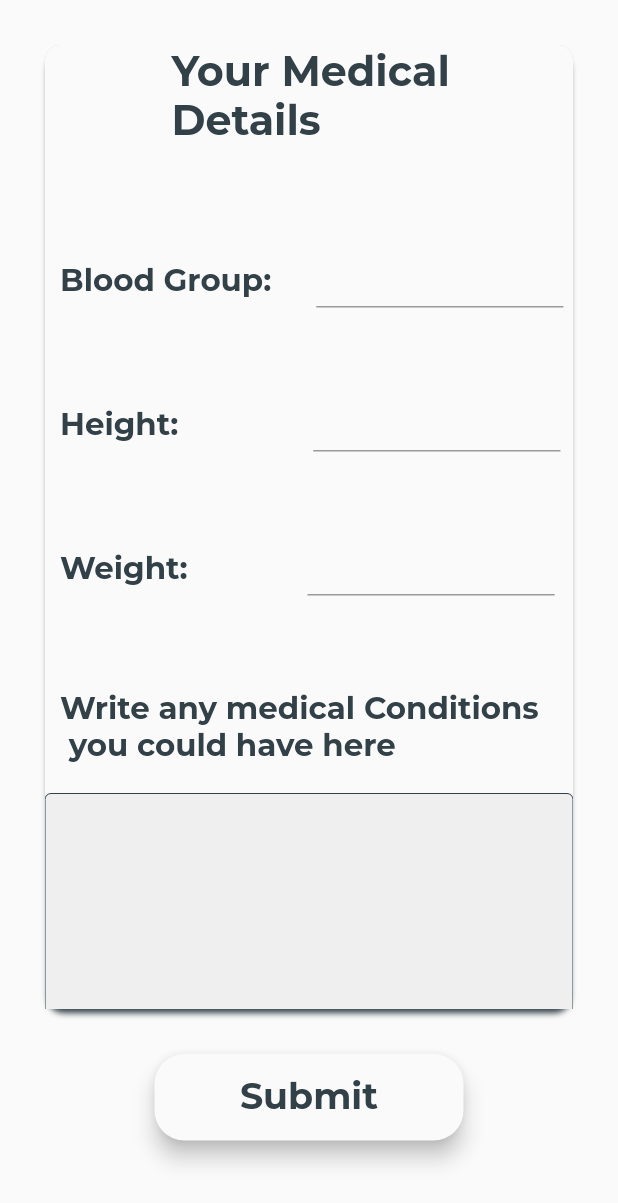
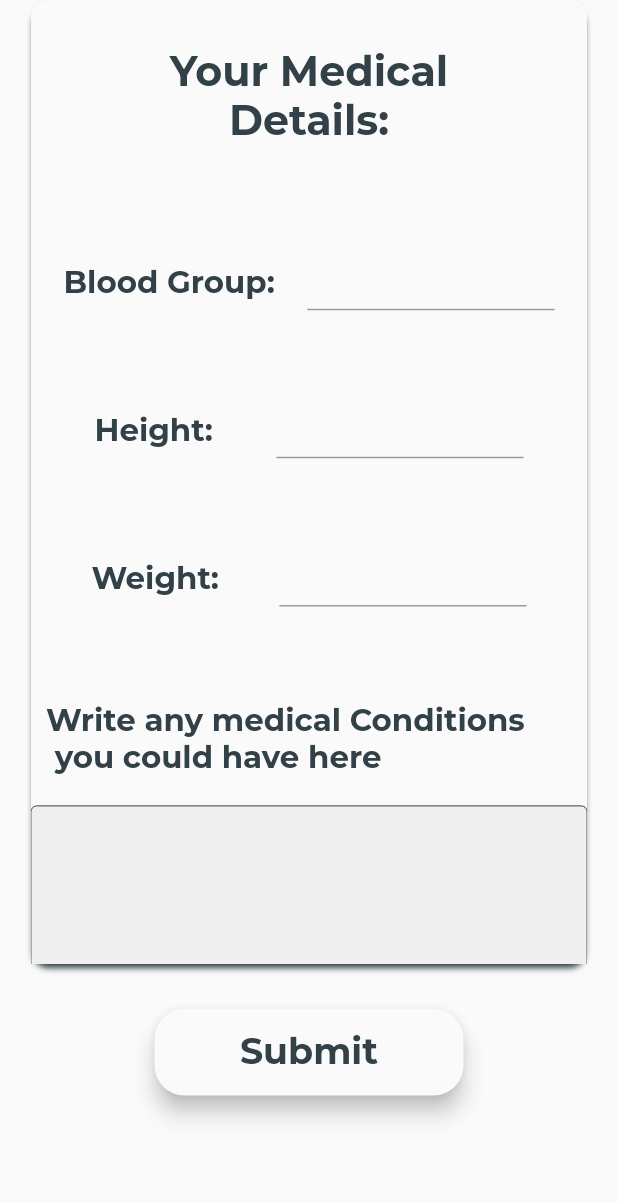
Before and after one commit to Utkarsh-m08/Doctor-Ji, a Flutter app: the screen it shows once a user with an empty profile is signed in, item 3 of the bottom bar chosen, after a tap on "edit account details", on a phone screen of 412 x 824 dp. Shown: the top 1203 px of the screen. Run offline on Flutter 3.47's test engine with Material 2 defaults, Android fonts, the phone set to English and light mode, and no system bars; our stand-ins replace firebase_auth, firebase_core, google_fonts, google_nav_bar; accounts and stored records are empty; generated files the repository leaves out were written again.

Commit message:
second commit

```diff
--- a/lib/homePage/doctorJiPage.dart
+++ b/lib/homePage/doctorJiPage.dart
@@ -21,12 +21,11 @@ class _doctorJiPageState extends State<doctorJiPage> {
     double screenWidth = MediaQuery.of(context).size.width;
     double screenheight = MediaQuery.of(context).size.height;
     return Padding(
-      padding: const EdgeInsets.only(bottom: 10),
+      padding: const EdgeInsets.only(bottom: 0),
       child: Scaffold(
-        body: ListView(children: [
-          Align(
-            alignment: Alignment(0, 0),
-            child: Column(
+        body: ListView(
+          children: [
+            Column(
               children: [
                 Padding(
                   padding: const EdgeInsets.only(top: 20, bottom: 10),
@@ -140,13 +139,9 @@ class _doctorJiPageState extends State<doctorJiPage> {
                 Padding(
                   padding: const EdgeInsets.only(bottom: 20),
                   child: Row(
-                    mainAxisSize: MainAxisSize.max,
+                    mainAxisAlignment: MainAxisAlignment.spaceEvenly,
                     children: [
-                      Align(
-                        alignment: Alignment.centerLeft,
-                        child: Padding(
-                          padding: const EdgeInsets.only(left: 50, right: 10),
-                          child: Container(
+                      Container(
                         height: screenWidth * 0.35,
                         width: screenWidth * 0.35,
                         decoration: BoxDecoration(
@@ -170,19 +165,13 @@ class _doctorJiPageState extends State<doctorJiPage> {
                             "Find nearest    hospital",
                             style: GoogleFonts.montserrat(
                               // fontWeight: FontWeight.bold,
-                                  fontSize: screenheight / 45,
+                              fontSize: screenWidth * 0.03,
                               color: rang5,
                             ),
                           ),
                         ),
                       ),
-                        ),
-                      ),
-                      Align(
-                        alignment: Alignment.bottomRight,
-                        child: Padding(
-                          padding: const EdgeInsets.only(left: 10, right: 50),
-                          child: Container(
+                      Container(
                         height: screenWidth * 0.35,
                         width: screenWidth * 0.35,
                         decoration: BoxDecoration(
@@ -203,13 +192,11 @@ class _doctorJiPageState extends State<doctorJiPage> {
                           ),
                           onPressed: () {},
                           label: Text(
-                                "Emergency\n       SOS",
+                            "Emergency\nSOS",
                             style: GoogleFonts.montserrat(
                               // fontWeight: FontWeight.bold,
-                                  fontSize: screenheight / 50,
+                              fontSize: screenWidth * 0.03,
                               color: rang5,
-                                ),
-                              ),
                             ),
                           ),
                         ),
@@ -222,7 +209,7 @@ class _doctorJiPageState extends State<doctorJiPage> {
                     padding:
                         const EdgeInsets.only(left: 10, right: 10, bottom: 10),
                     child: Container(
-                      height: screenheight * 0.25,
+                      height: screenheight * 0.3,
                       width: screenWidth * 0.95,
                       decoration: BoxDecoration(
                         color: prop.rang3,
@@ -232,29 +219,43 @@ class _doctorJiPageState extends State<doctorJiPage> {
                       ),
                       child: ListView(
                         children: [
-                          Align(
-                            alignment: Alignment.topLeft,
-                            child: Padding(
+                          Padding(
                             padding: const EdgeInsets.all(8.0),
                             child: Container(
                               decoration: BoxDecoration(
                                 color: prop.rang5,
                                 borderRadius: BorderRadius.all(
-                                    Radius.circular(50),
+                                  Radius.circular(12),
                                 ),
                               ),
                               child: Padding(
                                 padding: const EdgeInsets.all(8.0),
                                 child: Text(
-                                    "Doctor Ji:   How can I help You Today",
+                                  "Doctor Ji:   How can I help You Today !",
                                   style: GoogleFonts.montserrat(
                                     fontWeight: FontWeight.bold,
-                                      fontSize: screenheight / 40,
+                                    fontSize: screenWidth * 0.05,
                                     color: rang1,
                                   ),
                                 ),
                               ),
                             ),
+                          ),
+                          Container(
+                            width: screenWidth * 0.4,
+                            child: ElevatedButton.icon(
+                              onPressed: () {},
+                              icon: Icon(
+                                Icons.mic,
+                                color: rang5,
+                                size: screenWidth * 0.2,
+                              ),
+                              style: ElevatedButton.styleFrom(
+                                elevation: 5,
+                                backgroundColor: prop.rang1,
+                                foregroundColor: prop.rang1Text,
+                              ),
+                              label: Text(''),
                             ),
                           ),
                           Padding(
@@ -288,8 +289,8 @@ class _doctorJiPageState extends State<doctorJiPage> {
                 )
               ],
             ),
+          ],
         ),
-        ]),
       ),
     );
   }
--- a/lib/homePage/homePage.dart
+++ b/lib/homePage/homePage.dart
@@ -47,8 +47,21 @@ class _homePageState extends State<homePage> {
     double screenWidth = MediaQuery.of(context).size.width;
     double screenheight = MediaQuery.of(context).size.height;
     return Scaffold(
+      backgroundColor: rang1,
+      body: Center(
+        child: _widgetOptions.elementAt(_selectedIndex),
+      ),
       bottomNavigationBar: Padding(
-          padding: const EdgeInsets.only(left: 20, right: 20, bottom: 20),
+        padding: EdgeInsets.all(screenWidth * 0.005),
+        child: Container(
+          clipBehavior: Clip.none,
+          // height: screenheight * 0.15,
+          decoration: BoxDecoration(
+            borderRadius: BorderRadius.all(Radius.circular(12)),
+            // color: rang1,
+          ),
+          child: Padding(
+            padding: EdgeInsets.all(screenWidth * 0.02),
             child: GNav(
                 selectedIndex: _selectedIndex,
                 onTabChange: (index) {
@@ -58,12 +71,15 @@ class _homePageState extends State<homePage> {
                     },
                   );
                 },
+                tabBorderRadius: 20,
+                textSize: screenheight * 0.50,
                 rippleColor: prop.rang1, // tab button ripple color when pressed
                 hoverColor: prop.rang1, // tab button hover color
                 haptic: true, // haptic feedback
-              tabBorderRadius: 30,
-              tabActiveBorder:
-                  Border.all(color: prop.rang5, width: 1), // tab button border
+                tabActiveBorder: Border.all(
+                  color: prop.rang5,
+                  width: 1,
+                ), // tab button border
                 // tabBorder:
                 //     Border.all(color: prop.rang5, width: 1), // tab button border
                 // tabShadow: [
@@ -71,31 +87,36 @@ class _homePageState extends State<homePage> {
                 // ], // tab button shadow
                 // curve: Curves.easeOutExpo, // tab animation curves
                 // duration: Duration(milliseconds: 10), // tab animation duration
-              gap: 5, // the tab button gap between icon and text
+                gap: 2, // the tab button gap between icon and text
                 // color: prop.rang6, // unselected icon color
                 // activeColor: prop.rang1, // selected icon and text color
-              iconSize: 35, // tab button icon size
+                // iconSize: 35, // tab button icon size
                 // tabBackgroundColor: prop.rang3, // selected tab background color
+                // iconSize: screenWidth ,
                 padding: EdgeInsets.symmetric(
-                  horizontal: 20, vertical: 5), // navigation bar padding
+                  horizontal: screenWidth * 0.06,
+                  vertical: screenWidth * 0.03,
+                ), // navigation bar padding
                 tabs: [
                   GButton(
                     icon: Icons.local_hospital_outlined,
                     text: 'Doctor JI',
+                    textSize: screenheight,
                   ),
                   GButton(
                     icon: Icons.access_time,
                     text: 'Appointment',
+                    textSize: screenheight,
                   ),
                   GButton(
                     icon: Icons.account_circle_outlined,
                     text: 'Profile',
+                    textSize: screenheight,
                   ),
                 ]),
           ),
-        backgroundColor: rang1,
-        body: Center(
-          child: _widgetOptions.elementAt(_selectedIndex),
-        ));
+        ),
+      ),
+    );
   }
 }
--- a/lib/homePage/profile.dart
+++ b/lib/homePage/profile.dart
@@ -42,9 +42,13 @@ class _profileState extends State<profile> {
         scrollDirection: Axis.vertical,
         children: [
           Padding(
-            padding:
-                const EdgeInsets.only(top: 20, left: 10, bottom: 10, right: 10),
+            padding: EdgeInsets.only(
+              top: screenheight * 0.02,
+              // left: screenWidth * 0.02,
+              // right: screenWidth * 0.02,
+            ),
             child: Row(
+              mainAxisAlignment: MainAxisAlignment.spaceEvenly,
               children: [
                 Container(
                   height: screenWidth * 0.4,
@@ -57,7 +61,7 @@ class _profileState extends State<profile> {
                   ),
                 ),
                 Padding(
-                  padding: const EdgeInsets.only(left: 20),
+                  padding: const EdgeInsets.only(left: 0),
                   child: Container(
                     height: screenWidth * 0.4,
                     width: screenWidth * 0.5,
@@ -69,13 +73,16 @@ class _profileState extends State<profile> {
                     ),
                     child: ListView(
                       children: [
+                        Column(
+                          mainAxisAlignment: MainAxisAlignment.spaceEvenly,
+                          children: [
                             Align(
                               alignment: Alignment.centerLeft,
                               child: Text(
                                 user.email!,
                                 style: GoogleFonts.montserrat(
                                   // fontWeight: FontWeight.bold,
-                              fontSize: screenheight / 25,
+                                  fontSize: screenWidth * 0.07,
                                   color: rang5,
                                 ),
                               ),
@@ -86,7 +93,7 @@ class _profileState extends State<profile> {
                                 "Mobile:",
                                 style: GoogleFonts.montserrat(
                                   // fontWeight: FontWeight.bold,
-                              fontSize: screenheight / 40,
+                                  fontSize: screenWidth * 0.05,
                                   color: rang5,
                                 ),
                               ),
@@ -97,7 +104,7 @@ class _profileState extends State<profile> {
                                 "Email: " + user.email!,
                                 style: GoogleFonts.montserrat(
                                   // fontWeight: FontWeight.bold,
-                              fontSize: screenheight / 40,
+                                  fontSize: screenWidth * 0.05,
                                   color: rang5,
                                 ),
                               ),
@@ -108,11 +115,13 @@ class _profileState extends State<profile> {
                                 "Address: ",
                                 style: GoogleFonts.montserrat(
                                   // fontWeight: FontWeight.bold,
-                              fontSize: screenheight / 40,
+                                  fontSize: screenWidth * 0.05,
                                   color: rang5,
                                 ),
                               ),
                             ),
+                          ],
+                        )
                       ],
                     ),
                   ),
@@ -121,7 +130,11 @@ class _profileState extends State<profile> {
             ),
           ),
           Padding(
-            padding: const EdgeInsets.only(left: 190, right: 10, bottom: 50),
+            padding: EdgeInsets.only(
+              left: screenWidth * 0.03,
+              right: screenWidth * 0.03,
+              bottom: screenheight * 0.03,
+            ),
             child: ElevatedButton.icon(
               onPressed: () {
                 Navigator.push(
@@ -149,7 +162,7 @@ class _profileState extends State<profile> {
                   "edit account details",
                   style: GoogleFonts.montserrat(
                     // fontWeight: FontWeight.bold,
-                    fontSize: screenheight / 47,
+                    fontSize: screenWidth * 0.05,
                     color: rang1,
                   ),
                 ),
@@ -217,7 +230,7 @@ class _profileState extends State<profile> {
                 icon: Icon(
                   Icons.book_outlined,
                   color: rang5,
-                  size: 40,
+                  size: screenWidth * 0.08,
                 ),
                 style: ElevatedButton.styleFrom(
                   backgroundColor: prop.rang1,
--- a/lib/infoPage/infoPage.dart
+++ b/lib/infoPage/infoPage.dart
@@ -166,7 +166,8 @@ class _infoPageState extends State<infoPage> {
                       onPressed: () {
                         Navigator.push(
                           context,
-                          MaterialPageRoute(
+                          DialogRoute(
+                            context: context,
                             builder: (context) => languageSelect(),
                           ),
                         );
--- a/lib/main.dart
+++ b/lib/main.dart
@@ -30,8 +30,7 @@ class MyApp extends StatelessWidget {
         GlobalWidgetsLocalizations.delegate,
         GlobalCupertinoLocalizations.delegate,
       ],
-      locale: Locale('en'),
-
+      locale: Locale('hi'),
       supportedLocales: [
         Locale('en'),
         Locale('hi'),
--- a/lib/personalInfo/personalInfo.dart
+++ b/lib/personalInfo/personalInfo.dart
@@ -20,14 +20,11 @@ class _personalInfoState extends State<personalInfo> {
     double screenheight = MediaQuery.of(context).size.height;
     return Scaffold(
       backgroundColor: prop.rang1,
-      body: SingleChildScrollView(
-        child: Padding(
-          padding: const EdgeInsets.all(30),
-          child: Column(
+      body: ListView(children: [
+        Column(
+          mainAxisAlignment: MainAxisAlignment.spaceEvenly,
           children: [
-              Align(
-                alignment: Alignment(0, 0),
-                child: Container(
+            Container(
               height: screenheight * 0.78,
               width: screenWidth * 0.9,
               decoration: BoxDecoration(
@@ -58,10 +55,9 @@ class _personalInfoState extends State<personalInfo> {
                 Column(
                   children: [
                     Padding(
-                          padding: const EdgeInsets.only(
-                              top: 0, left: 10, bottom: 50),
+                      padding: EdgeInsets.only(top: 30, left: 0, bottom: 0),
                       child: Text(
-                            "Your Medical \nDetails",
+                        "Your Medical",
                         style: GoogleFonts.montserrat(
                           fontWeight: FontWeight.bold,
                           fontSize: screenWidth / 15,
@@ -70,11 +66,64 @@ class _personalInfoState extends State<personalInfo> {
                       ),
                     ),
                     Padding(
-                          padding: const EdgeInsets.only(left: 10, bottom: 15),
+                      padding:
+                          const EdgeInsets.only(top: 0, left: 0, bottom: 50),
+                      child: Text(
+                        " Details: ",
+                        style: GoogleFonts.montserrat(
+                          fontWeight: FontWeight.bold,
+                          fontSize: screenWidth / 15,
+                          color: prop.rang5,
+                        ),
+                      ),
+                    ),
+                    Padding(
+                      padding: const EdgeInsets.only(left: 0, bottom: 15),
                       child: Row(
+                        mainAxisAlignment: MainAxisAlignment.spaceEvenly,
                         children: [
                           Text(
                             "Blood Group:",
+                            style: GoogleFonts.montserrat(
+                              fontWeight: FontWeight.bold,
+                              fontSize: screenWidth / 20,
+                              color: prop.rang5,
+                            ),
+                          ),
+                          Padding(
+                            padding: const EdgeInsets.only(
+                              left: 0,
+                            ),
+                            child: Container(
+                              // height: screenheight * 0.1,
+                              width: screenWidth * 0.4,
+                              child: TextField(
+                                decoration: InputDecoration(
+                                  // enabledBorder: OutlineInputBorder(
+                                  //   borderSide: BorderSide(
+                                  //     width: 0,
+                                  //     color: prop.rang5,
+                                  //   ),
+                                  // ),
+                                  fillColor: prop.rang1,
+                                  focusColor: prop.rang2,
+                                  labelText: '',
+                                  helperText: '',
+                                  // filled: true,
+                                ),
+                              ),
+                            ),
+                          ),
+                        ],
+                      ),
+                    ),
+                    Padding(
+                      padding: const EdgeInsets.only(left: 0, bottom: 15),
+                      child: Row(
+                        mainAxisAlignment: MainAxisAlignment.spaceEvenly,
+                        children: [
+                          Text(
+                            "Height:",
                             style: GoogleFonts.montserrat(
                               fontWeight: FontWeight.bold,
                               fontSize: screenWidth / 20,
@@ -85,7 +134,7 @@ class _personalInfoState extends State<personalInfo> {
                             alignment: Alignment.centerRight,
                             child: Padding(
                               padding: const EdgeInsets.only(
-                                    left: 30,
+                                left: 0,
                               ),
                               child: Container(
                                 // height: screenheight * 0.1,
@@ -112,23 +161,21 @@ class _personalInfoState extends State<personalInfo> {
                       ),
                     ),
                     Padding(
-                          padding: const EdgeInsets.only(left: 10, bottom: 15),
+                      padding: const EdgeInsets.only(left: 0, bottom: 15),
                       child: Row(
-                            mainAxisSize: MainAxisSize.max,
+                        mainAxisAlignment: MainAxisAlignment.spaceEvenly,
                         children: [
                           Text(
-                                "Height:",
+                            "Weight:",
                             style: GoogleFonts.montserrat(
                               fontWeight: FontWeight.bold,
                               fontSize: screenWidth / 20,
                               color: prop.rang5,
                             ),
                           ),
-                              Align(
-                                alignment: Alignment.centerRight,
-                                child: Padding(
+                          Padding(
                             padding: const EdgeInsets.only(
-                                    left: 90,
+                              left: 0,
                             ),
                             child: Container(
                               // height: screenheight * 0.1,
@@ -150,55 +197,12 @@ class _personalInfoState extends State<personalInfo> {
                               ),
                             ),
                           ),
-                              ),
                         ],
                       ),
                     ),
                     Padding(
-                          padding: const EdgeInsets.only(left: 10, bottom: 15),
-                          child: Row(
-                            children: [
-                              Text(
-                                "Weight:",
-                                style: GoogleFonts.montserrat(
-                                  fontWeight: FontWeight.bold,
-                                  fontSize: screenWidth / 20,
-                                  color: prop.rang5,
-                                ),
-                              ),
-                              Align(
-                                alignment: Alignment.centerRight,
-                                child: Padding(
-                                  padding: const EdgeInsets.only(
-                                    left: 80,
-                                  ),
-                                  child: Container(
-                                    // height: screenheight * 0.1,
-                                    width: screenWidth * 0.4,
-                                    child: TextField(
-                                      decoration: InputDecoration(
-                                        // enabledBorder: OutlineInputBorder(
-                                        //   borderSide: BorderSide(
-                                        //     width: 0,
-                                        //     color: prop.rang5,
-                                        //   ),
-                                        // ),
-                                        fillColor: prop.rang1,
-                                        focusColor: prop.rang2,
-                                        labelText: '',
-                                        helperText: '',
-                                        // filled: true,
-                                      ),
-                                    ),
-                                  ),
-                                ),
-                              ),
-                            ],
-                          ),
-                        ),
-                        Padding(
-                          padding: const EdgeInsets.only(
-                              left: 10, bottom: 20, top: 25),
+                      padding:
+                          const EdgeInsets.only(left: 10, bottom: 20, top: 25),
                       child: Row(
                         children: [
                           Text(
@@ -236,7 +240,6 @@ class _personalInfoState extends State<personalInfo> {
                   ],
                 ),
               ]),
-                ),
             ),
             Padding(
               padding: const EdgeInsets.only(top: 30),
@@ -294,8 +297,8 @@ class _personalInfoState extends State<personalInfo> {
             ),
           ],
         ),
-        ),
-      ),
+      ]),
     );
+    ;
   }
 }
```
Also changed, not shown: lib/infoPage/languageSelect.dart (+48 -30 lines), lib/loginSignin/loginPage.dart (+31 -31 lines), lib/loginSignin/signupPage.dart (+19 -27 lines). Lines whose indentation alone changed are shown as unchanged.
